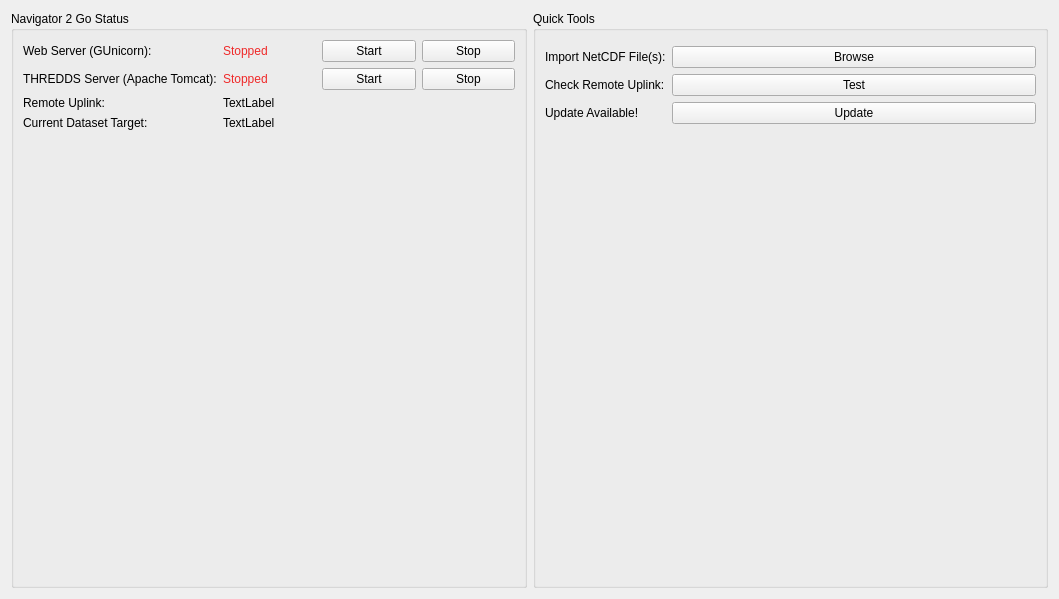
Before: the Qt Designer form app/widgetdashboard.ui in DFO-Ocean-Navigator/Navigator2Go, drawn with Qt 5.
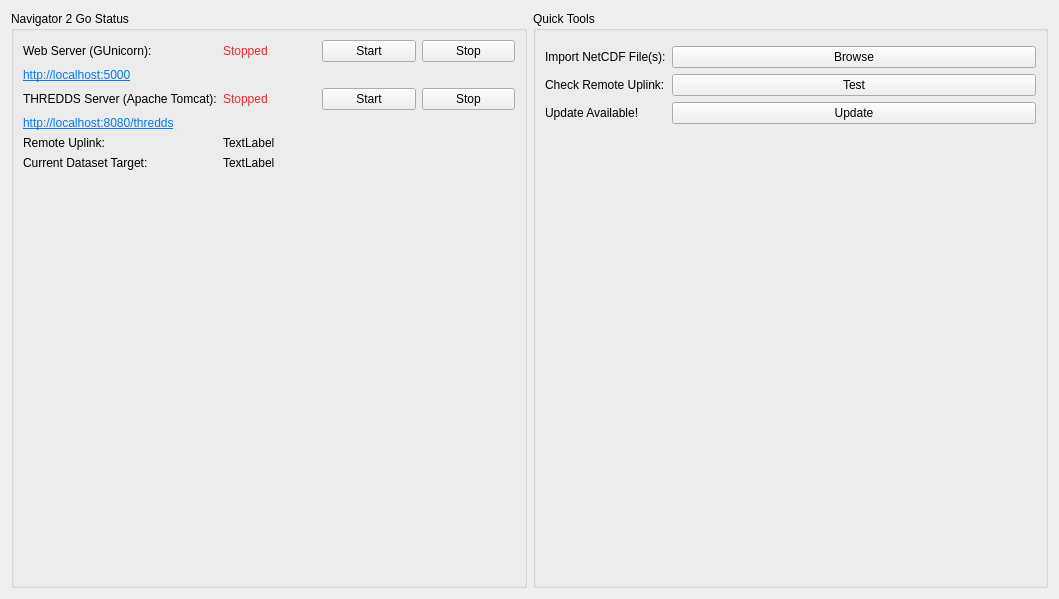
After: the same form once the commit is applied. Icons and pictures are not drawn.

```diff
--- a/app/widgetdashboard.ui
+++ b/app/widgetdashboard.ui
@@ -22,10 +22,20 @@
         <string>Navigator 2 Go Status</string>
        </property>
        <layout class="QGridLayout" name="gridLayout_3">
-        <item row="0" column="2">
-         <widget class="QPushButton" name="pushButtonStartWebServer">
+        <item row="2" column="1">
+         <widget class="QLabel" name="labelStatusApache">
+          <property name="styleSheet">
+           <string notr="true">color: rgb(239, 41, 41)</string>
+          </property>
           <property name="text">
-           <string>Start</string>
+           <string>Stopped</string>
+          </property>
+         </widget>
+        </item>
+        <item row="2" column="3">
+         <widget class="QPushButton" name="pushButtonStopApache">
+          <property name="text">
+           <string>Stop</string>
           </property>
           <property name="icon">
            <iconset resource="resources.qrc">
@@ -44,31 +54,28 @@
           </property>
          </widget>
         </item>
-        <item row="0" column="1">
-         <widget class="QLabel" name="labelStatusWebServer">
-          <property name="styleSheet">
-           <string notr="true">color: rgb(239, 41, 41);</string>
+        <item row="4" column="0">
+         <widget class="QLabel" name="label_17">
+          <property name="text">
+           <string>Remote Uplink:</string>
           </property>
+         </widget>
+        </item>
+        <item row="1" column="0">
+         <widget class="QLabel" name="label">
           <property name="text">
-           <string>Stopped</string>
+           <string>&lt;html&gt;&lt;head/&gt;&lt;body&gt;&lt;p&gt;&lt;a href=&quot;http://localhost:5000&quot;&gt;&lt;span style=&quot; text-decoration: underline; color:#007af4;&quot;&gt;http://localhost:5000&lt;/span&gt;&lt;/a&gt;&lt;/p&gt;&lt;/body&gt;&lt;/html&gt;</string>
           </property>
          </widget>
         </item>
-        <item row="1" column="3">
-         <widget class="QPushButton" name="pushButtonStopApache">
+        <item row="2" column="2">
+         <widget class="QPushButton" name="pushButtonStartApache">
           <property name="text">
-           <string>Stop</string>
+           <string>Start</string>
           </property>
           <property name="icon">
            <iconset resource="resources.qrc">
-            <normaloff>:/icons/icons/stop.png</normaloff>:/icons/icons/stop.png</iconset>
-          </property>
-         </widget>
-        </item>
-        <item row="3" column="0">
-         <widget class="QLabel" name="label_5">
-          <property name="text">
-           <string>Current Dataset Target:</string>
+            <normaloff>:/icons/icons/light.png</normaloff>:/icons/icons/light.png</iconset>
           </property>
          </widget>
         </item>
@@ -79,25 +86,8 @@
           </property>
          </widget>
         </item>
-        <item row="1" column="1">
-         <widget class="QLabel" name="labelStatusApache">
-          <property name="styleSheet">
-           <string notr="true">color: rgb(239, 41, 41)</string>
-          </property>
-          <property name="text">
-           <string>Stopped</string>
-          </property>
-         </widget>
-        </item>
-        <item row="2" column="1">
-         <widget class="QLabel" name="labelRemoteUplink">
-          <property name="text">
-           <string>TextLabel</string>
-          </property>
-         </widget>
-        </item>
-        <item row="1" column="2">
-         <widget class="QPushButton" name="pushButtonStartApache">
+        <item row="0" column="2">
+         <widget class="QPushButton" name="pushButtonStartWebServer">
           <property name="text">
            <string>Start</string>
           </property>
@@ -107,28 +97,31 @@
           </property>
          </widget>
         </item>
-        <item row="1" column="0">
-         <widget class="QLabel" name="label_3">
-          <property name="text">
-           <string>THREDDS Server (Apache Tomcat):</string>
-          </property>
-         </widget>
-        </item>
-        <item row="2" column="0">
-         <widget class="QLabel" name="label_17">
-          <property name="text">
-           <string>Remote Uplink:</string>
-          </property>
-         </widget>
-        </item>
-        <item row="3" column="1">
+        <item row="5" column="1">
          <widget class="QLabel" name="labelDatasetTarget">
           <property name="text">
            <string>TextLabel</string>
           </property>
          </widget>
         </item>
-        <item row="4" column="0">
+        <item row="5" column="0">
+         <widget class="QLabel" name="label_5">
+          <property name="text">
+           <string>Current Dataset Target:</string>
+          </property>
+         </widget>
+        </item>
+        <item row="0" column="1">
+         <widget class="QLabel" name="labelStatusWebServer">
+          <property name="styleSheet">
+           <string notr="true">color: rgb(239, 41, 41);</string>
+          </property>
+          <property name="text">
+           <string>Stopped</string>
+          </property>
+         </widget>
+        </item>
+        <item row="6" column="0">
          <spacer name="verticalSpacer_2">
           <property name="orientation">
            <enum>Qt::Vertical</enum>
@@ -141,6 +134,30 @@
           </property>
          </spacer>
         </item>
+        <item row="2" column="0">
+         <widget class="QLabel" name="label_3">
+          <property name="text">
+           <string>THREDDS Server (Apache Tomcat):</string>
+          </property>
+         </widget>
+        </item>
+        <item row="4" column="1">
+         <widget class="QLabel" name="labelRemoteUplink">
+          <property name="text">
+           <string>TextLabel</string>
+          </property>
+         </widget>
+        </item>
+        <item row="3" column="0">
+         <widget class="QLabel" name="label_4">
+          <property name="text">
+           <string>&lt;html&gt;&lt;head/&gt;&lt;body&gt;&lt;p&gt;&lt;a href=&quot;http://localhost:8080/thredds&quot;&gt;&lt;span style=&quot; text-decoration: underline; color:#007af4;&quot;&gt;http://localhost:8080/thredds&lt;/span&gt;&lt;/a&gt;&lt;/p&gt;&lt;/body&gt;&lt;/html&gt;</string>
+          </property>
+          <property name="openExternalLinks">
+           <bool>true</bool>
+          </property>
+         </widget>
+        </item>
        </layout>
       </widget>
      </item>
```
Left out of the diff: 8 changed lines with no effect on the pictures.
